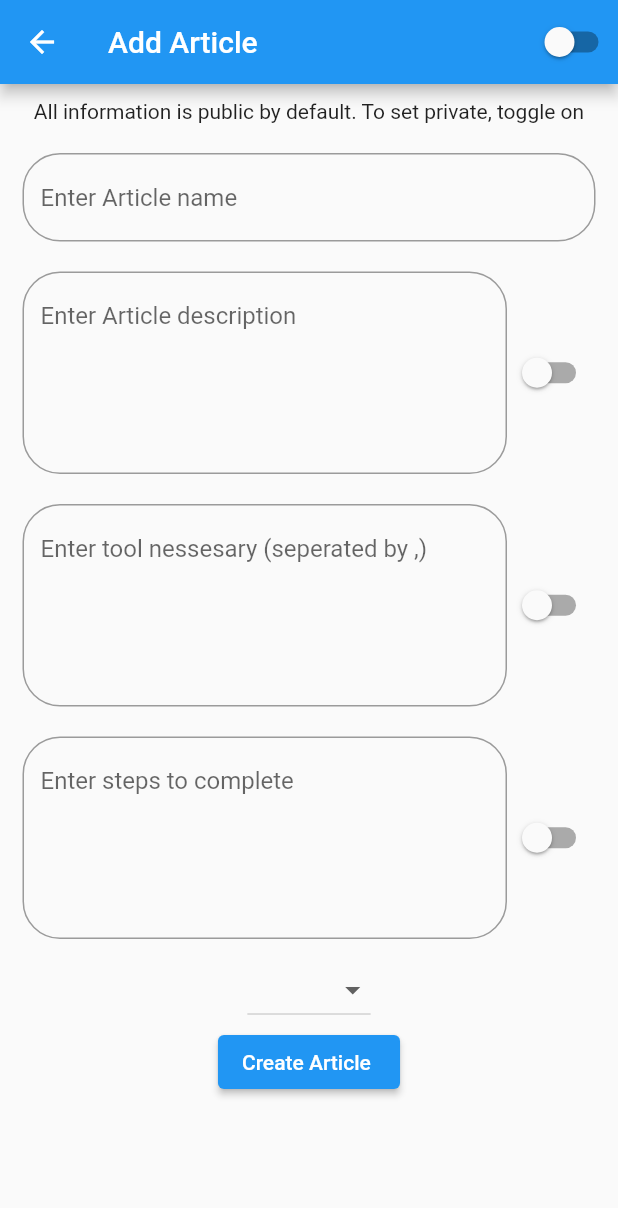
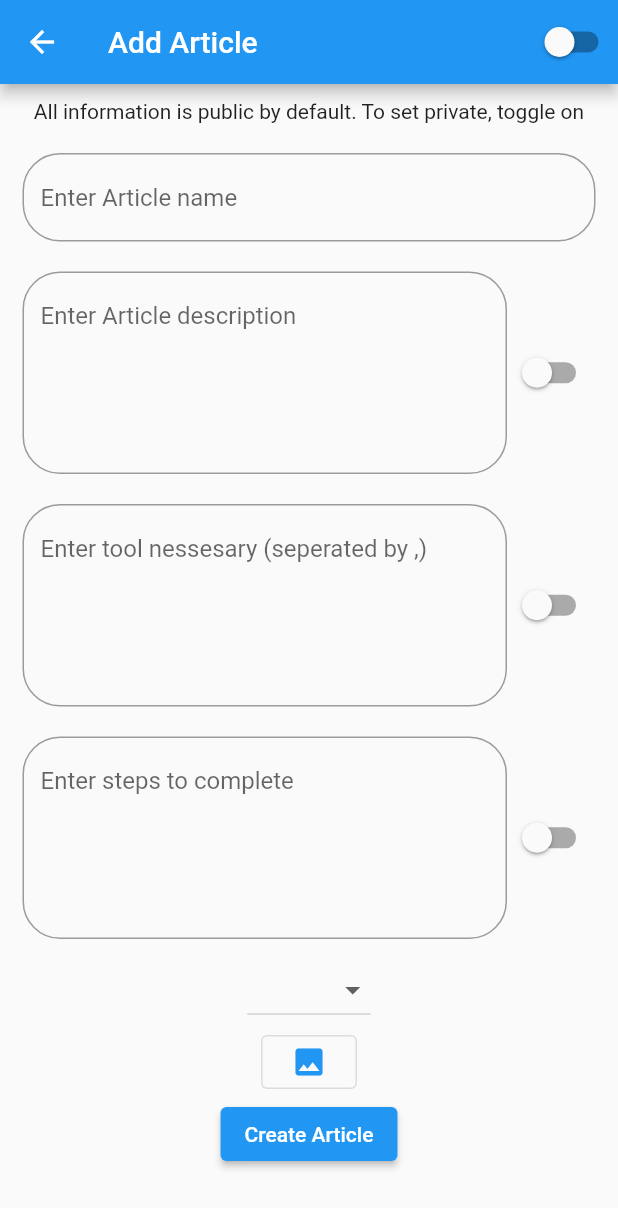
Before and after one commit to katherineelia001/DIY, a Flutter app: the AddArticle screen opened by its route, on a phone screen of 412 x 824 dp. Shown: the top 1208 px of the screen. Run offline on Flutter 3.47's test engine with Material 2 defaults, Android fonts, the light colour scheme and no system bars; our stand-ins replace flutter_tags_x, image_picker; missing offline and left inert: at_app_flutter, at_client_mobile, at_commons, at_onboarding_flutter, at_utils.

Commit message:
add image picker and tags to create article screen

```diff
--- a/lib/screens/add_article.dart
+++ b/lib/screens/add_article.dart
@@ -1,9 +1,13 @@
 // ignore_for_file: non_constant_identifier_names, avoid_print
+
+import 'dart:io';
 
 import 'package:flutter/material.dart';
 
 import 'package:at_client_mobile/at_client_mobile.dart';
 import 'package:at_commons/at_commons.dart';
+import 'package:image_picker/image_picker.dart';
+import 'package:flutter_tags_x/flutter_tags_x.dart';
 
 import 'package:diy/constant.dart';
 import '../models/article.dart';
@@ -16,6 +20,7 @@ class AddArticle extends StatefulWidget {
 }
 
 class _AddArticleState extends State<AddArticle> {
+  var atClientManager = AtClientManager.getInstance();
   bool isArticlePrivate = false;
   bool isDescPrivate = false;
   bool isToolsPrivate = false;
@@ -28,10 +33,8 @@ class _AddArticleState extends State<AddArticle> {
   TextEditingController tagsController = TextEditingController();
   var dropDownItems = ["", "Easy", "Medium", "Hard"];
   String selectedDifficulty = "";
-
-  @override
-  Widget build(BuildContext context) {
-    var atClientManager = AtClientManager.getInstance();
+  File? articleImage;
+  List<String> tags = [];
 
   void createArticle() async {
     print("Article is being created");
@@ -55,8 +58,7 @@ class _AddArticleState extends State<AddArticle> {
 
     Map articleJson = article.toJson();
 
-      String? atSign =
-          AtClientManager.getInstance().atClient.getCurrentAtSign();
+    String? atSign = AtClientManager.getInstance().atClient.getCurrentAtSign();
 
     // Map metaJson = Metadata().toJson();
     // metaJson['isPublic'] = true;
@@ -75,8 +77,25 @@ class _AddArticleState extends State<AddArticle> {
 
     var success =
         await atClientManager.atClient.put(key, articleJson.toString());
-      success ? print("Yay") : print("Boo!");
+    // success ? print("Yay") : print("Boo!");
   }
+
+  Future imagePicker() async {
+    final image = await ImagePicker().pickImage(source: ImageSource.camera);
+    try {
+      if (image == null) return;
+      final imageTemp = File(image.path);
+      setState(() => articleImage = imageTemp);
+      print(imageTemp);
+    } catch (e) {
+      print(e);
+    }
+  }
+
+  @override
+  Widget build(BuildContext context) {
+    // var atClientManager = AtClientManager.getInstance();
+    final List<XFile>? images;
 
     return Scaffold(
       appBar: AppBar(
@@ -168,6 +187,7 @@ class _AddArticleState extends State<AddArticle> {
                 ],
               ),
             ),
+
             DropdownButton(
               value: selectedDifficulty,
               items:
@@ -181,9 +201,55 @@ class _AddArticleState extends State<AddArticle> {
                 setState(() => selectedDifficulty = val!);
               },
             ),
+            OutlinedButton(
+              onPressed: () => imagePicker(),
+              child: const Icon(
+                Icons.image,
+                // color: Colors.pink,
+                size: 24.0,
+                semanticLabel: 'Select images for your article',
+              ),
+            ),
+            Tags(
+              // runSpacing: 1,
+              // horizontalScroll: true,
+
+              // symmetry: true,
+              itemCount: tags.length,
+              itemBuilder: (int index) {
+                final item = tags[index];
+                return ItemTags(
+                  key: Key(index.toString()),
+                  index: index,
+                  title: item,
+                  removeButton: ItemTagsRemoveButton(onRemoved: () {
+                    setState(() => tags.removeAt(index));
+                    return true;
+                  }),
+                );
+              },
+              textField: TagsTextField(
+                width: 400,
+                inputDecoration: const InputDecoration(
+                  border: OutlineInputBorder(
+                    borderRadius: BorderRadius.only(
+                      topLeft: Radius.circular(25),
+                      bottomLeft: Radius.circular(25),
+                      topRight: Radius.circular(25),
+                      bottomRight: Radius.circular(25),
+                    ),
+                  ),
+                ),
+                hintText: "Enter article's tags",
+                onSubmitted: (String? str) {
+                  setState(() => tags.add(str!));
+                },
+              ),
+            ),
+            // articleImage != null ? Image.file(articleImage!) : Container(),
             ElevatedButton(
               onPressed: () => createArticle(),
-              child: const Text("Create Article "),
+              child: const Text("Create Article"),
             ),
           ],
         ),
--- a/pubspec.yaml
+++ b/pubspec.yaml
@@ -35,6 +35,9 @@ dependencies:
   # Use with the CupertinoIcons class for iOS style icons.
   cupertino_icons: ^1.0.2
   at_app_flutter: 3.0.0
+  image_picker: ^0.8.4+4
+  image_picker_for_web: ^2.1.4
+  flutter_tags_x: ^1.0.0
 
 dev_dependencies:
   flutter_test:
```
Also changed, not shown: pubspec.lock, 2 other files. Lines whose indentation alone changed are shown as unchanged.
